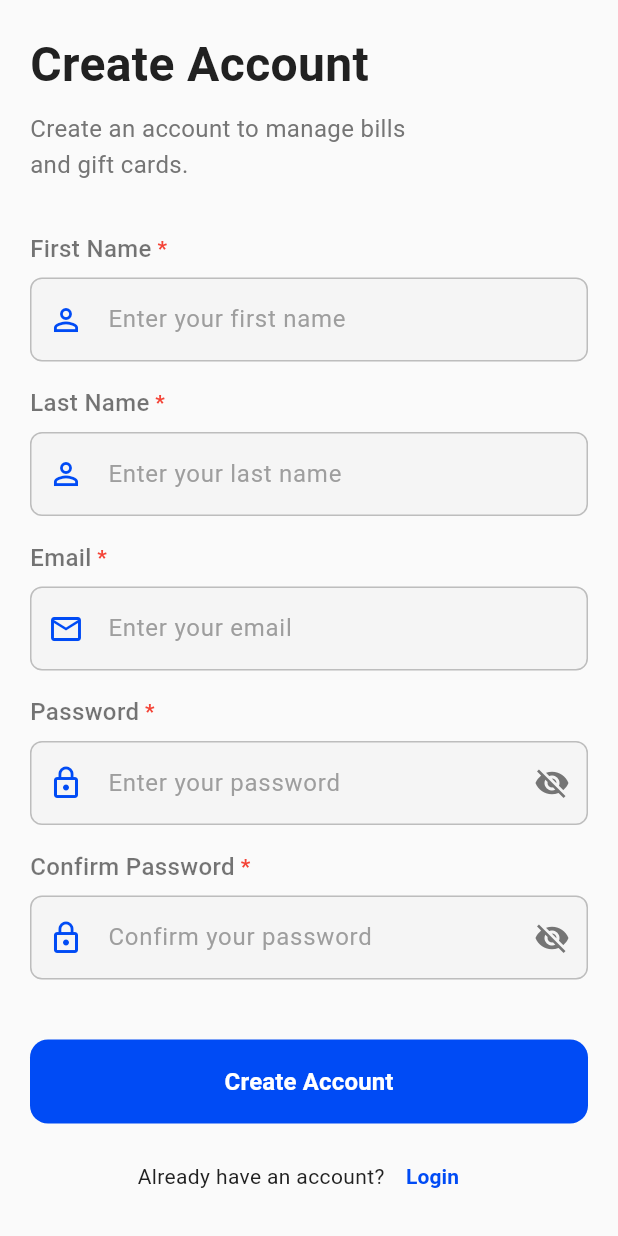
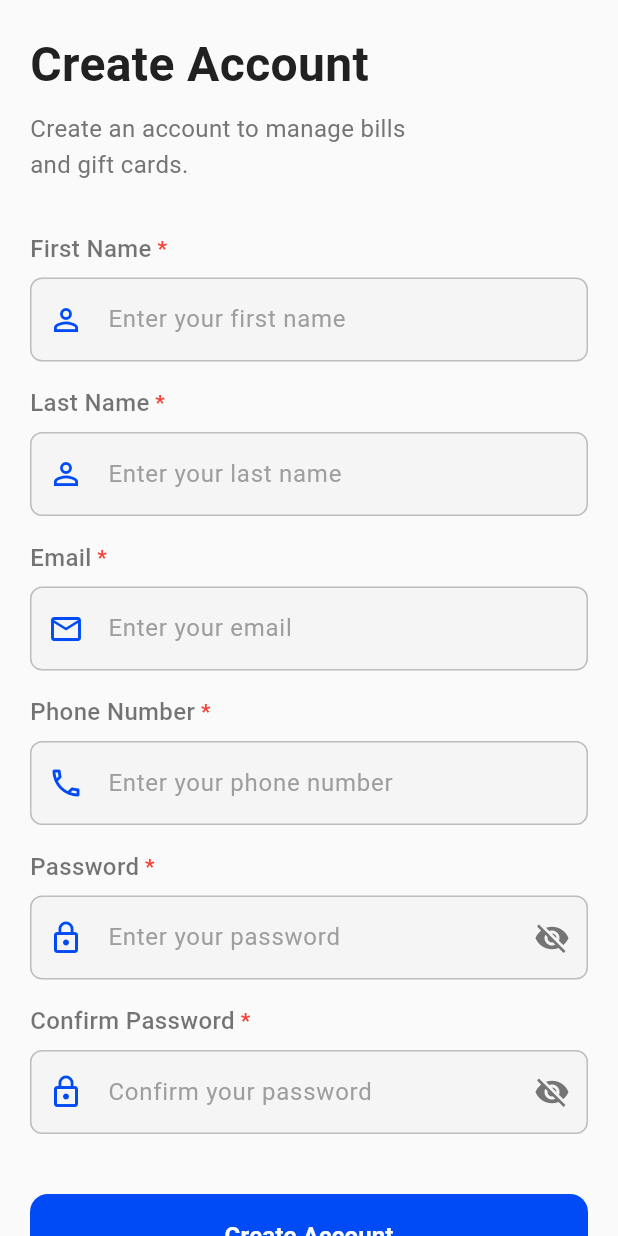
Before and after one commit to abiodunosagie/Deepex, a Flutter app: the RegisterScreen screen opened by its route, on a phone screen of 412 x 824 dp. Run offline on Flutter 3.47's test engine with Material 3 defaults, Android fonts, the phone set to English and light mode, and no system bars; our stand-ins replace connectivity_plus, flutter_riverpod, go_router, hooks_riverpod, lottie, shared_preferences; accounts and stored records are empty.

Commit message:
App route fix

```diff
--- a/lib/features/auth/login_screen.dart
+++ b/lib/features/auth/login/login_screen.dart
@@ -11,8 +11,8 @@ import 'package:flutter/material.dart';
 import 'package:go_router/go_router.dart';
 import 'package:hooks_riverpod/hooks_riverpod.dart';
 
-import '../../constants/app_text.dart';
-import '../../constants/spacing.dart';
+import '../../../constants/app_text.dart';
+import '../../../constants/spacing.dart';
 
 class LoginScreen extends ConsumerStatefulWidget {
   const LoginScreen({super.key});
--- a/lib/features/auth/register_screen.dart
+++ b/lib/features/auth/signup/register_screen.dart
@@ -10,8 +10,8 @@ import 'package:flutter/material.dart';
 import 'package:go_router/go_router.dart';
 import 'package:hooks_riverpod/hooks_riverpod.dart';
 
-import '../../constants/app_text.dart';
-import '../../constants/spacing.dart';
+import '../../../constants/app_text.dart';
+import '../../../constants/spacing.dart';
 
 class RegisterScreen extends ConsumerStatefulWidget {
   const RegisterScreen({Key? key}) : super(key: key);
@@ -27,6 +27,7 @@ class _RegisterScreenState extends ConsumerState<RegisterScreen> {
   final _emailController = TextEditingController();
   final _passwordController = TextEditingController();
   final _confirmPasswordController = TextEditingController();
+  final _phoneNumberController = TextEditingController();
 
   // Focus nodes for each field
   final _firstNameFocus = FocusNode();
@@ -34,6 +35,7 @@ class _RegisterScreenState extends ConsumerState<RegisterScreen> {
   final _emailFocus = FocusNode();
   final _passwordFocus = FocusNode();
   final _confirmPasswordFocus = FocusNode();
+  final _phoneNumberFocus = FocusNode();
 
   bool _isPasswordVisible = false;
   bool _isConfirmPasswordVisible = false;
@@ -65,6 +67,12 @@ class _RegisterScreenState extends ConsumerState<RegisterScreen> {
       }
     });
 
+    _phoneNumberFocus.addListener(() {
+      if (_phoneNumberFocus.hasFocus) {
+        debugPrint('Phone number field has focus');
+      }
+    });
+
     _passwordFocus.addListener(() {
       if (_passwordFocus.hasFocus) {
         debugPrint('Password field has focus');
@@ -84,6 +92,7 @@ class _RegisterScreenState extends ConsumerState<RegisterScreen> {
     _firstNameController.dispose();
     _lastNameController.dispose();
     _emailController.dispose();
+    _phoneNumberController.dispose();
     _passwordController.dispose();
     _confirmPasswordController.dispose();
 
@@ -91,6 +100,7 @@ class _RegisterScreenState extends ConsumerState<RegisterScreen> {
     _firstNameFocus.dispose();
     _lastNameFocus.dispose();
     _emailFocus.dispose();
+    _passwordFocus.dispose();
     _passwordFocus.dispose();
     _confirmPasswordFocus.dispose();
 
@@ -232,6 +242,20 @@ class _RegisterScreenState extends ConsumerState<RegisterScreen> {
                         _fieldFocusChange(_emailFocus, _passwordFocus),
                   ),
                   Spacing.verticalM,
+                  CustomFormField(
+                    label: 'Phone Number',
+                    hint: 'Enter your phone number',
+                    controller: _phoneNumberController,
+                    focusNode: _phoneNumberFocus,
+                    isRequired: true,
+                    inputType: InputFieldType.phone,
+                    validator: FormUtils.validatePhoneNumber,
+                    textInputAction: TextInputAction.next,
+                    prefixIcon: Icon(Icons.phone_outlined, color: iconColor),
+                    onSubmitted: (_) =>
+                        _fieldFocusChange(_phoneNumberFocus, _passwordFocus),
+                  ),
+                  Spacing.verticalM,
 
                   // Password field with lock icon and visibility toggle
                   CustomFormField(
--- a/lib/routing/app_router.dart
+++ b/lib/routing/app_router.dart
@@ -1,6 +1,6 @@
 // lib/routing/app_router.dart
-import 'package:deepex/features/auth/login_screen.dart';
-import 'package:deepex/features/auth/register_screen.dart';
+import 'package:deepex/features/auth/login/login_screen.dart';
+import 'package:deepex/features/auth/signup/register_screen.dart';
 import 'package:deepex/features/onboarding/onboarding_screen.dart';
 import 'package:deepex/screens/home_screen.dart';
 import 'package:flutter/foundation.dart';
```
Also changed, not shown: lib/features/onboarding/onboarding_screen.dart (+4 -4 lines).
